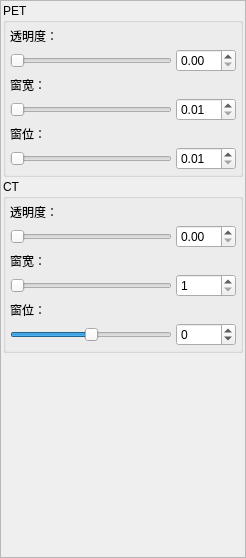
Old version of the form ui/ImageDock.ui in the repository cjf128/PCViewer.
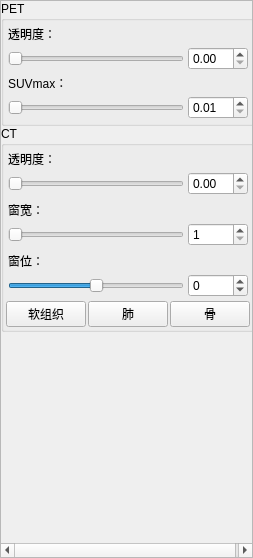
New version of the form.

The edit to the form file:
```diff
--- a/ui/ImageDock.ui
+++ b/ui/ImageDock.ui
@@ -6,7 +6,7 @@
    <rect>
     <x>0</x>
     <y>0</y>
-    <width>246</width>
+    <width>253</width>
     <height>558</height>
    </rect>
   </property>
@@ -39,25 +39,25 @@
        <rect>
         <x>0</x>
         <y>0</y>
-        <width>244</width>
+        <width>251</width>
         <height>556</height>
        </rect>
       </property>
-      <layout class="QVBoxLayout" name="verticalLayout_2">
+      <layout class="QVBoxLayout" name="verticalLayout_4">
        <property name="spacing">
-        <number>2</number>
+        <number>0</number>
        </property>
        <property name="leftMargin">
-        <number>2</number>
+        <number>0</number>
        </property>
        <property name="topMargin">
-        <number>2</number>
+        <number>0</number>
        </property>
        <property name="rightMargin">
-        <number>2</number>
+        <number>0</number>
        </property>
        <property name="bottomMargin">
-        <number>2</number>
+        <number>0</number>
        </property>
        <item>
         <widget class="QGroupBox" name="groupBox">
@@ -162,7 +162,7 @@
             <item>
              <widget class="QLabel" name="label_6">
               <property name="text">
-               <string>窗宽：    </string>
+               <string>SUVmax：    </string>
               </property>
              </widget>
             </item>
@@ -207,74 +207,6 @@
             </item>
            </layout>
           </item>
-          <item>
-           <layout class="QVBoxLayout" name="verticalLayout_9">
-            <property name="spacing">
-             <number>4</number>
-            </property>
-            <property name="leftMargin">
-             <number>2</number>
-            </property>
-            <property name="topMargin">
-             <number>2</number>
-            </property>
-            <property name="rightMargin">
-             <number>2</number>
-            </property>
-            <property name="bottomMargin">
-             <number>2</number>
-            </property>
-            <item>
-             <widget class="QLabel" name="label_4">
-              <property name="text">
-               <string>窗位：    </string>
-              </property>
-             </widget>
-            </item>
-            <item>
-             <layout class="QHBoxLayout" name="horizontalLayout_6">
-              <item>
-               <widget class="QSlider" name="sldPET_wl">
-                <property name="maximum">
-                 <number>10000</number>
-                </property>
-                <property name="value">
-                 <number>0</number>
-                </property>
-                <property name="orientation">
-                 <enum>Qt::Orientation::Horizontal</enum>
-                </property>
-               </widget>
-              </item>
-              <item>
-               <widget class="QDoubleSpinBox" name="boxPET_wl">
-                <property name="minimumSize">
-                 <size>
-                  <width>60</width>
-                  <height>0</height>
-                 </size>
-                </property>
-                <property name="maximumSize">
-                 <size>
-                  <width>60</width>
-                  <height>16777215</height>
-                 </size>
-                </property>
-                <property name="minimum">
-                 <double>0.010000000000000</double>
-                </property>
-                <property name="maximum">
-                 <double>100.000000000000000</double>
-                </property>
-                <property name="singleStep">
-                 <double>0.010000000000000</double>
-                </property>
-               </widget>
-              </item>
-             </layout>
-            </item>
-           </layout>
-          </item>
          </layout>
         </widget>
        </item>
@@ -283,9 +215,9 @@
          <property name="title">
           <string>CT</string>
          </property>
-         <layout class="QVBoxLayout" name="verticalLayout_16">
+         <layout class="QVBoxLayout" name="verticalLayout_2">
           <property name="spacing">
-           <number>0</number>
+           <number>2</number>
           </property>
           <property name="leftMargin">
            <number>2</number>
@@ -491,6 +423,34 @@
             </item>
            </layout>
           </item>
+          <item>
+           <layout class="QHBoxLayout" name="horizontalLayout">
+            <property name="spacing">
+             <number>2</number>
+            </property>
+            <item>
+             <widget class="QPushButton" name="btn1">
+              <property name="text">
+               <string>软组织</string>
+              </property>
+             </widget>
+            </item>
+            <item>
+             <widget class="QPushButton" name="btn2">
+              <property name="text">
+               <string>肺</string>
+              </property>
+             </widget>
+            </item>
+            <item>
+             <widget class="QPushButton" name="btn3">
+              <property name="text">
+               <string>骨</string>
+              </property>
+             </widget>
+            </item>
+           </layout>
+          </item>
          </layout>
         </widget>
        </item>
```
